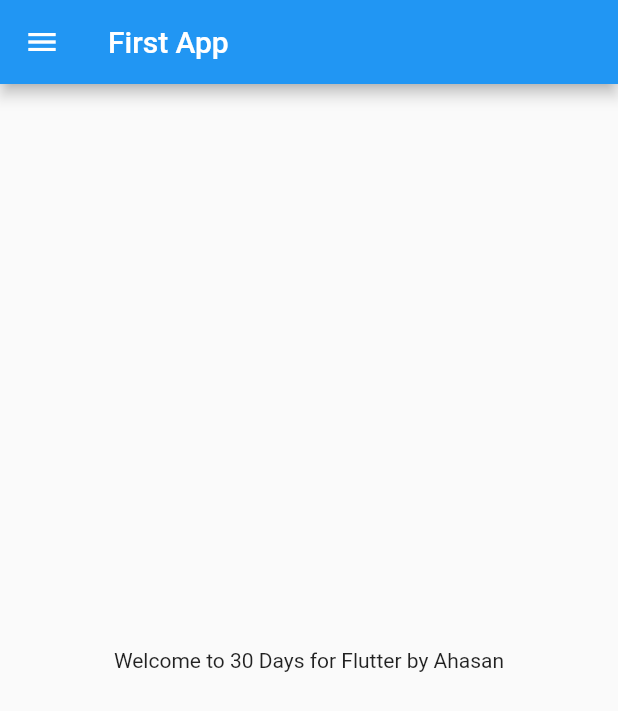
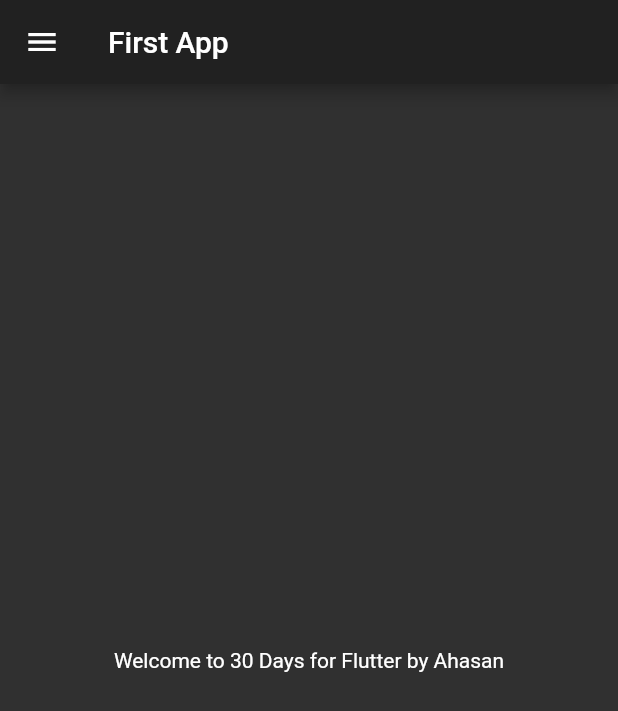
Before and after one commit to ekusheyit/30DaysOfFlutter, a Flutter app: the screen it shows after launch, on a phone screen of 412 x 824 dp. Shown: the top 711 px of the screen. Run offline on Flutter 3.47's test engine with Material 2 defaults, Android fonts, the phone set to English and light mode, and no system bars.

Commit message:
Day 3 Completed

```diff
--- a/lib/main.dart
+++ b/lib/main.dart
@@ -1,6 +1,6 @@
 import 'package:flutter/material.dart';
 
-import 'home_page.dart';
+import 'pages/home_page.dart';
 
 void main() async {
   runApp(MaterialApp(
@@ -12,8 +12,20 @@ void main() async {
 class HomePage extends StatelessWidget {
   @override
   Widget build(BuildContext context) {
+    bringVegetables(thaila: true, taka: 200);
     return MaterialApp(
       home: HomePageContent(),
+      themeMode: ThemeMode.dark,
+      theme: ThemeData(
+        primarySwatch: Colors.yellow,
+      ),
+      darkTheme: ThemeData(
+        brightness: Brightness.dark,
+      ),
     );
   }
 }
+
+bringVegetables({@required bool thaila, int taka = 100}) {
+//Content
+}
```
Also changed, not shown: lib/pages/home_page.dart (renamed from lib/home_page.dart).
